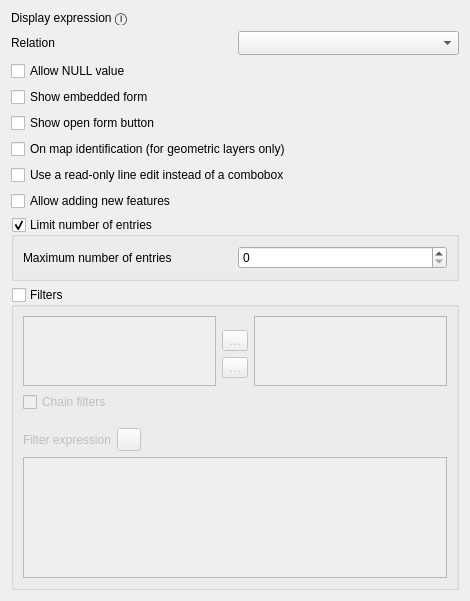
Qt form src/ui/editorwidgets/qgsrelationreferenceconfigdlgbase.ui (qgis/QGIS) before a commit.
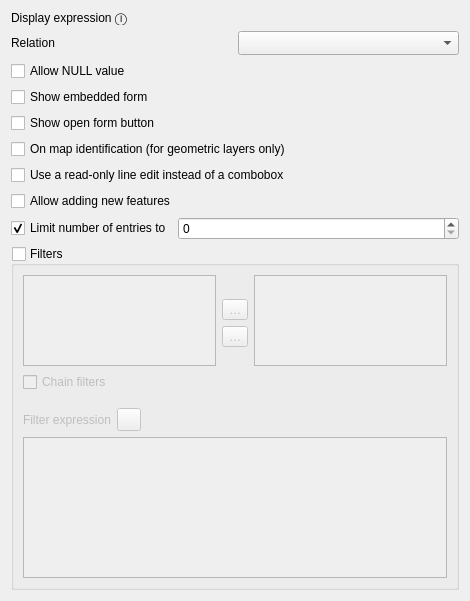
The same form after that commit. Icons and pictures are not drawn. Custom widgets are drawn as their Qt base class.

Commit message: Relation reference: Simplify widget for limiting number of entries to display

What changed in the file:
```diff
--- a/src/ui/editorwidgets/qgsrelationreferenceconfigdlgbase.ui
+++ b/src/ui/editorwidgets/qgsrelationreferenceconfigdlgbase.ui
@@ -194,29 +194,31 @@
     </widget>
    </item>
    <item row="8" column="0" colspan="2">
-    <widget class="QGroupBox" name="mFetchLimitGroupBox">
+    <layout class="QHBoxLayout" name="horizontalLayout_3">
+     <item>
+      <widget class="QCheckBox" name="mFetchLimitCheckBox">
      <property name="toolTip">
-      <string>If no limit is set, all entries are loaded.</string>
-     </property>
-     <property name="title">
-      <string>Limit number of entries</string>
-     </property>
-     <property name="checkable">
+        <string>If unchecked, all the entries are loaded.</string>
+       </property>
+       <property name="text">
+        <string>Limit number of entries to</string>
+       </property>
+       <property name="checked">
       <bool>true</bool>
      </property>
-     <layout class="QGridLayout" name="gridLayout_3">
-      <item row="0" column="0">
-       <widget class="QLabel" name="label_fetchLimit">
-        <property name="text">
-         <string>Maximum number of entries</string>
+      </widget>
+     </item>
+     <item>
+      <widget class="QgsSpinBox" name="mFetchLimit">
+       <property name="sizePolicy">
+        <sizepolicy hsizetype="MinimumExpanding" vsizetype="Fixed">
+         <horstretch>0</horstretch>
+         <verstretch>0</verstretch>
+        </sizepolicy>
         </property>
        </widget>
       </item>
-      <item row="0" column="1">
-       <widget class="QgsSpinBox" name="mFetchLimit"/>
-      </item>
-     </layout>
-    </widget>
+    </layout>
    </item>
    <item row="3" column="0" colspan="2">
     <widget class="QCheckBox" name="mCbxShowForm">
```
Left out of the diff: 3 changed lines with no effect on the pictures. Lines whose indentation alone changed are shown as unchanged. The commit also changes 1 other file.
